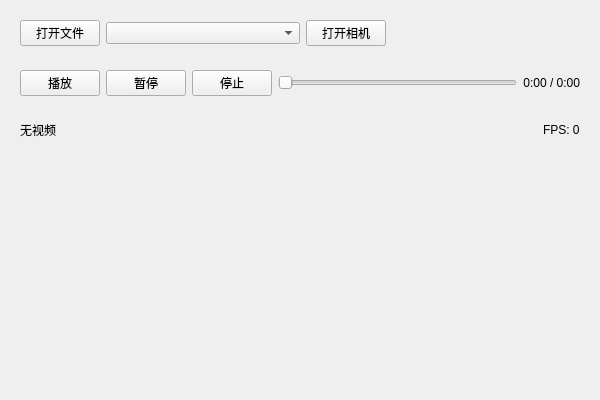
Qt form ui/tabs/video_tab.ui (xiaoyuan1021/MyTool) before a commit.
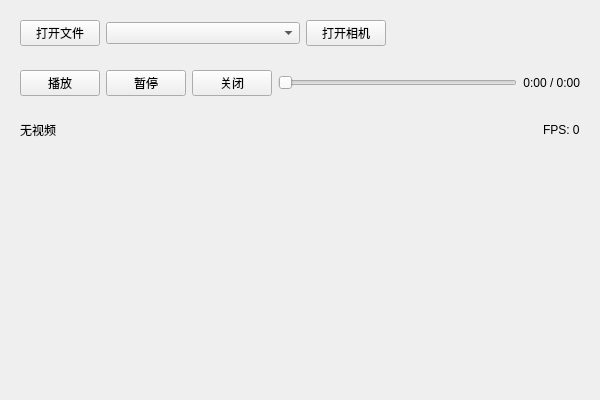
The same form after that commit.

```diff
--- a/ui/tabs/video_tab.ui
+++ b/ui/tabs/video_tab.ui
@@ -89,7 +89,7 @@
       <item>
        <widget class="QPushButton" name="btn_stop">
         <property name="text">
-         <string>停止</string>
+         <string>关闭</string>
         </property>
        </widget>
       </item>
```
